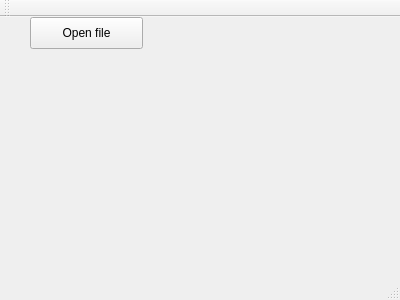
The window that LogAnalyzer/mainwindow.ui (OleksiiTimofieiev/log_analyzer) describes before a commit, drawn with Qt 5.
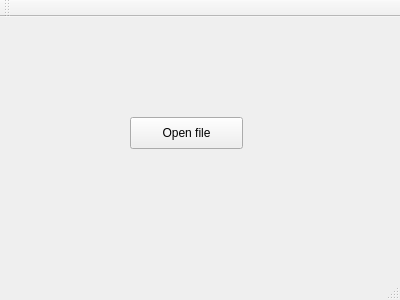
The same window after the commit.

```diff
--- a/LogAnalyzer/mainwindow.ui
+++ b/LogAnalyzer/mainwindow.ui
@@ -17,8 +17,8 @@
    <widget class="QPushButton" name="pushButton">
     <property name="geometry">
      <rect>
-      <x>30</x>
-      <y>0</y>
+      <x>130</x>
+      <y>100</y>
       <width>113</width>
       <height>32</height>
      </rect>
```
Left out of the diff: 2 changed lines with no effect on the pictures.
